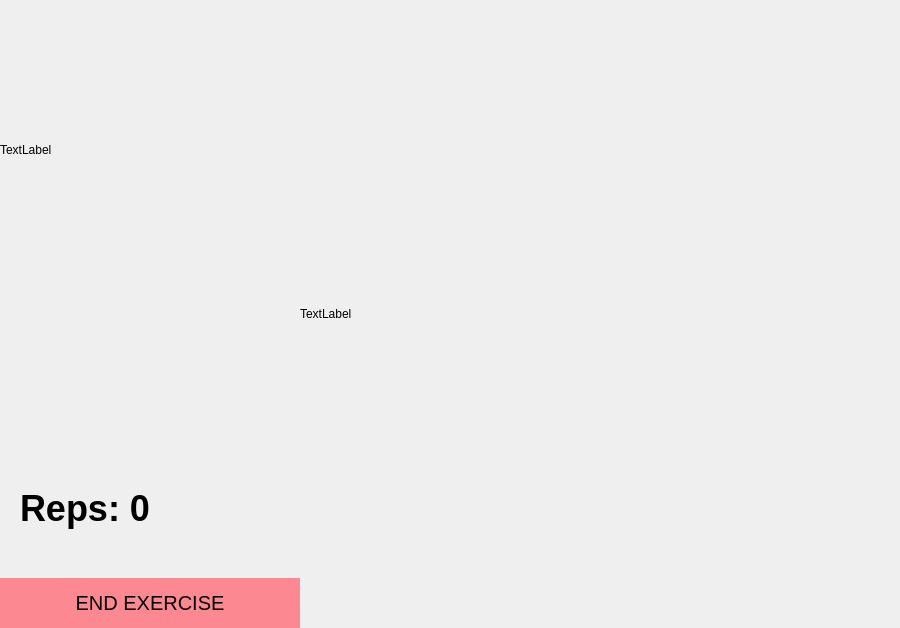
Old version of the form copyclare/ui/exercise.ui in the repository MotionInput/Team14-CopyClare.
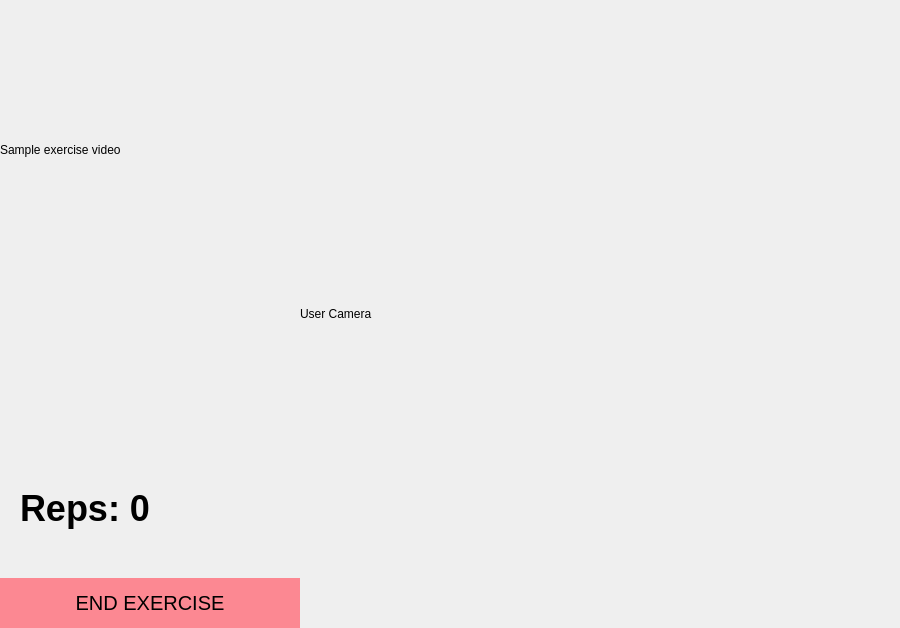
New version of the form.

Commit message: progress chart now updates after each exercise attempt; label edits; website  req edits

Diff of the .ui file:
```diff
--- a/copyclare/ui/exercise.ui
+++ b/copyclare/ui/exercise.ui
@@ -122,7 +122,7 @@
             </size>
            </property>
            <property name="text">
-            <string>TextLabel</string>
+            <string>Sample exercise video</string>
            </property>
           </widget>
          </item>
@@ -283,7 +283,7 @@
       <item>
        <widget class="QLabel" name="camera_label">
         <property name="text">
-         <string>TextLabel</string>
+         <string>User Camera</string>
         </property>
        </widget>
       </item>
```
The commit also changes 6 other files.
